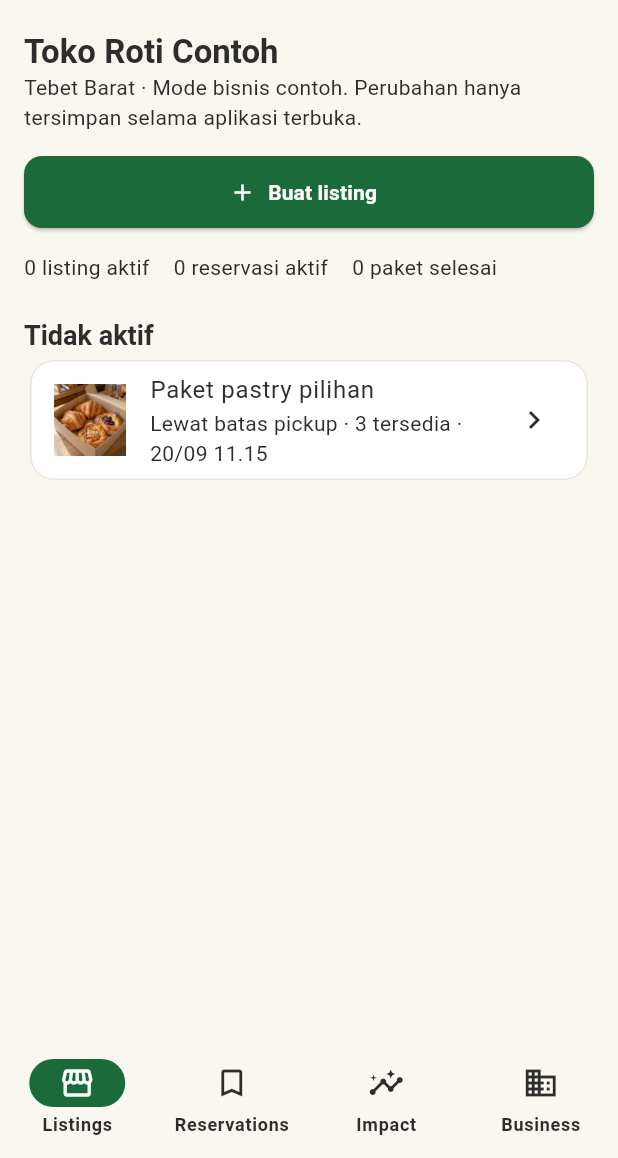
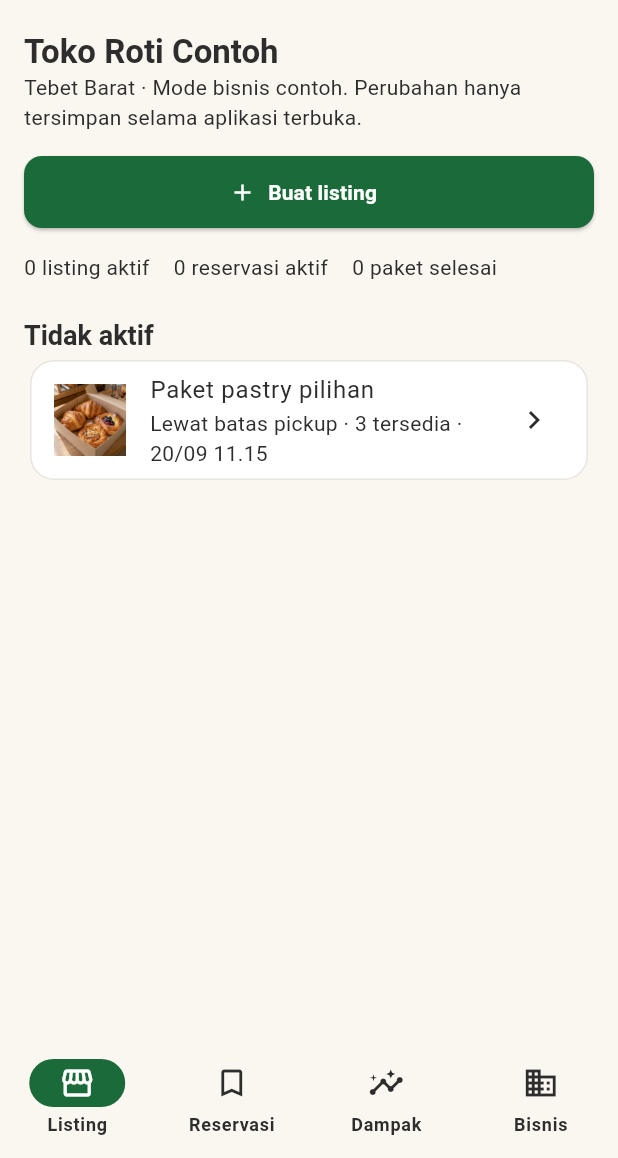
Before and after one commit to PanganKita-Labs/PanganKita, a Flutter app: the screen it shows after launch, after a tap on "Mode Bisnis", on a phone screen of 412 x 824 dp, the part 78-1236 px from its top. Run offline on Flutter 3.47's test engine with Material 3 defaults, Android fonts, the light colour scheme and no system bars.

Commit message:
fix(app): improve mobile accessibility and UI states

```diff
--- /dev/null
+++ b/app/lib/app/pangan_kita_copy.dart
@@ -0,0 +1,29 @@
+/// Bahasa Indonesia labels shared by the prototype shell.
+abstract final class PanganKitaCopy {
+  /// Consumer discovery destination.
+  static const discover = 'Jelajahi';
+
+  /// Reservation destination in both roles.
+  static const reservations = 'Reservasi';
+
+  /// Impact destination in both roles.
+  static const impact = 'Dampak';
+
+  /// Consumer profile destination.
+  static const profile = 'Profil';
+
+  /// Merchant listing destination.
+  static const listings = 'Listing';
+
+  /// Merchant profile destination.
+  static const business = 'Bisnis';
+
+  /// Switches into the merchant demo.
+  static const businessMode = 'Mode Bisnis';
+
+  /// Switches into the consumer demo.
+  static const consumerMode = 'Mode Konsumen';
+
+  /// Explains an unimplemented prototype destination.
+  static const temporaryPage = 'Halaman sementara untuk fondasi prototipe.';
+}
--- a/app/lib/app/prototype_shell.dart
+++ b/app/lib/app/prototype_shell.dart
@@ -1,4 +1,5 @@
 import 'package:flutter/material.dart';
+import 'package:pangankita/app/pangan_kita_copy.dart';
 import 'package:pangankita/app/pangan_kita_theme.dart';
 import 'package:pangankita/features/business/presentation/business_impact_page.dart';
 import 'package:pangankita/features/business/presentation/business_listing_detail_page.dart';
@@ -60,16 +61,16 @@ class _PrototypeShellState extends State<PrototypeShell> {
   int _inventoryRevision = 0;
 
   static const List<({String label, IconData icon})> _consumerTabs = [
-    (label: 'Discover', icon: Icons.search),
-    (label: 'Reservations', icon: Icons.bookmark_outline),
-    (label: 'Impact', icon: Icons.insights_outlined),
-    (label: 'Profile', icon: Icons.person_outline),
+    (label: PanganKitaCopy.discover, icon: Icons.search),
+    (label: PanganKitaCopy.reservations, icon: Icons.bookmark_outline),
+    (label: PanganKitaCopy.impact, icon: Icons.insights_outlined),
+    (label: PanganKitaCopy.profile, icon: Icons.person_outline),
   ];
   static const List<({String label, IconData icon})> _businessTabs = [
-    (label: 'Listings', icon: Icons.storefront_outlined),
-    (label: 'Reservations', icon: Icons.bookmark_outline),
-    (label: 'Impact', icon: Icons.insights_outlined),
-    (label: 'Business', icon: Icons.business_outlined),
+    (label: PanganKitaCopy.listings, icon: Icons.storefront_outlined),
+    (label: PanganKitaCopy.reservations, icon: Icons.bookmark_outline),
+    (label: PanganKitaCopy.impact, icon: Icons.insights_outlined),
+    (label: PanganKitaCopy.business, icon: Icons.business_outlined),
   ];
 
   void _switchRole() {
@@ -195,8 +196,8 @@ class _PrototypeShellState extends State<PrototypeShell> {
             onPressed: _switchRole,
             child: Text(
               _role == _PrototypeRole.consumer
-                  ? 'Mode Bisnis'
-                  : 'Mode Konsumen',
+                  ? PanganKitaCopy.businessMode
+                  : PanganKitaCopy.consumerMode,
             ),
           ),
         ],
@@ -270,7 +271,7 @@ class _PrototypeDestination extends StatelessWidget {
           children: [
             Text(title, style: Theme.of(context).textTheme.headlineMedium),
             const SizedBox(height: PanganKitaSpacing.sm),
-            const Text('Halaman sementara untuk fondasi prototipe.'),
+            const Text(PanganKitaCopy.temporaryPage),
           ],
         ),
       ),
--- a/app/lib/features/business/presentation/business_copy.dart
+++ b/app/lib/features/business/presentation/business_copy.dart
@@ -29,6 +29,9 @@ abstract final class BusinessCopy {
 
   /// Data loading failure.
   static const loadError = 'Data bisnis contoh belum bisa dimuat.';
+
+  /// Accessible description of a pending business data load.
+  static const loading = 'Memuat data bisnis contoh…';
 
   /// Retry action.
   static const retry = 'Coba lagi';
@@ -168,6 +171,40 @@ abstract final class BusinessCopy {
   /// Operational summary title.
   static const impactTitle = 'Ringkasan operasional';
 
+  /// Count of currently active merchant listings.
+  static String activeListings(int count) => '$count listing aktif';
+
+  /// Count of reservations awaiting pickup.
+  static String activeReservations(int count) => '$count reservasi aktif';
+
+  /// Count of completed local pickup packages.
+  static String completedPackages(int count) => '$count paket selesai';
+
+  /// Count of completed local reservations.
+  static String completedReservations(int count) => '$count reservasi selesai';
+
+  /// Count of completed local pickup packages on the summary page.
+  static String completedPickupPackages(int count) =>
+      '$count paket pickup selesai';
+
+  /// Count of packages still available across active listings.
+  static String availablePackages(int count) =>
+      '$count paket tersedia di listing aktif';
+
+  /// Count of listings beyond the local pickup deadline.
+  static String expiredListings(int count) =>
+      '$count listing lewat batas pickup';
+
+  /// Seller's original price displayed on the preview.
+  static String originalPricePreview(String price) => 'Harga asli $price';
+
+  /// Package availability displayed on the preview.
+  static String packagesAvailable(int count) => '$count paket tersedia';
+
+  /// Quantity and deadline in a merchant pickup queue.
+  static String pickupQueueSummary(int quantity, String deadline) =>
+      '$quantity paket · $deadline';
+
   /// Explains that the displayed facts are local calculations.
   static const impactNotice =
       'Angka berikut dihitung dari state contoh di perangkat ini. '
--- a/app/lib/features/business/presentation/business_listings_page.dart
+++ b/app/lib/features/business/presentation/business_listings_page.dart
@@ -84,7 +84,11 @@ class _BusinessListingsPageState extends State<BusinessListingsPage> {
       future: _future,
       builder: (context, snapshot) {
         if (!snapshot.hasData && !snapshot.hasError) {
-          return const Center(child: CircularProgressIndicator());
+          return const Center(
+            child: CircularProgressIndicator(
+              semanticsLabel: BusinessCopy.loading,
+            ),
+          );
         }
         if (snapshot.hasError) {
           return Center(
@@ -221,9 +225,9 @@ class _DashboardMetrics extends StatelessWidget {
       spacing: PanganKitaSpacing.md,
       runSpacing: PanganKitaSpacing.sm,
       children: [
-        Text('${active.length} listing aktif'),
-        Text('$waitingCount reservasi aktif'),
-        Text('$completed paket selesai'),
+        Text(BusinessCopy.activeListings(active.length)),
+        Text(BusinessCopy.activeReservations(waitingCount)),
+        Text(BusinessCopy.completedPackages(completed)),
       ],
     );
   }
@@ -242,7 +246,9 @@ class _PickupQueueCard extends StatelessWidget {
       child: ListTile(
         onTap: () => onOpen(reservation.id),
         title: Text(reservation.listing.name),
-        subtitle: Text('${reservation.quantity} paket · $deadline'),
+        subtitle: Text(
+          BusinessCopy.pickupQueueSummary(reservation.quantity, deadline),
+        ),
         trailing: const Icon(Icons.chevron_right),
       ),
     );
--- a/app/lib/features/reservations/presentation/reservations_page.dart
+++ b/app/lib/features/reservations/presentation/reservations_page.dart
@@ -171,7 +171,7 @@ class _ReservationSection extends StatelessWidget {
             subtitle: Text(
               '${ReservationCopy.status(reservation.status)} · '
               '${reservation.listing.merchant.name}\n'
-              'Pickup sebelum '
+              '${ReservationCopy.pickupBefore} '
               '${formatPickupTime(reservation.listing.offer.pickupDeadline)}',
             ),
             isThreeLine: true,
```
Also changed, not shown: app/lib/features/business/presentation/business_impact_page.dart (+24 -8 lines), app/lib/features/business/presentation/business_listing_detail_page.dart (+20 -4 lines), app/lib/features/business/presentation/business_reservation_detail_page.dart (+20 -4 lines), app/lib/features/business/presentation/business_reservations_page.dart (+20 -4 lines), app/lib/features/business/presentation/listing_preview_page.dart (+6 -2 lines), app/lib/features/discovery/presentation/listing_card.dart (+1 -8 lines), app/lib/features/reservations/presentation/reservation_detail_page.dart (+17 -3 lines), 4 other files.
